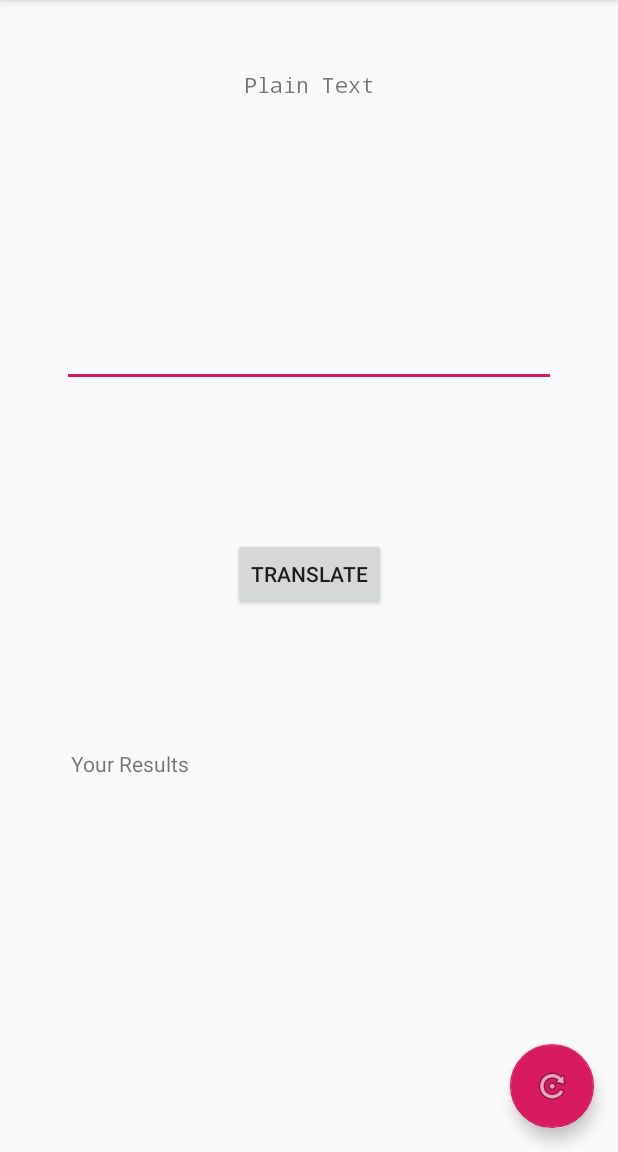
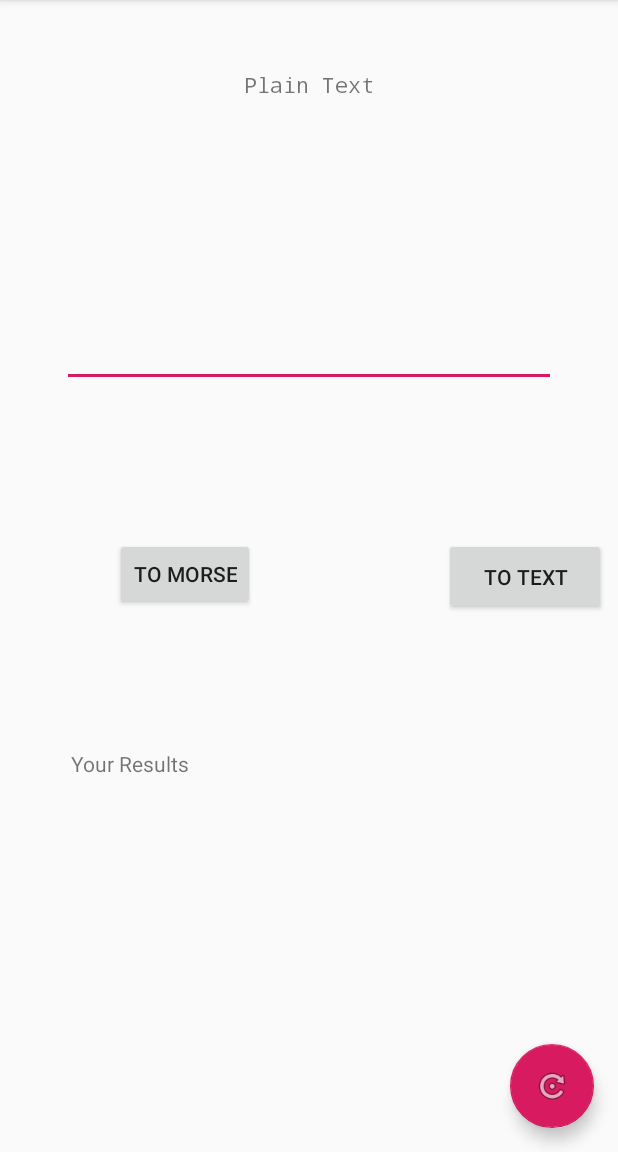
Before and after one commit to MrPintoo/MorseCode, an Android app: the screen it shows after launch (MainActivity), on a phone screen of 412 x 824 dp, the part 84-1236 px from its top. Run offline under Robolectric (Android 15) with nearby library versions, the phone set to English and light mode, and no system bars.

Commit message:
Translation works, Text-To-Morse & Morse-To-Text

```diff
--- a/app/build.gradle
+++ b/app/build.gradle
@@ -25,7 +25,6 @@ dependencies {
     implementation 'com.android.support.constraint:constraint-layout:1.1.3'
     implementation 'com.google.code.gson:gson:2.8.5'
     implementation 'com.squareup.okhttp3:okhttp:3.11.0'
-//    implementation 'org.apache'
     testImplementation 'junit:junit:4.12'
     androidTestImplementation 'com.android.support.test:runner:1.0.2'
     androidTestImplementation 'com.android.support.test.espresso:espresso-core:3.0.2'
--- a/app/src/main/java/com/myapplication/MainActivity.java
+++ b/app/src/main/java/com/myapplication/MainActivity.java
@@ -16,11 +16,18 @@ import android.widget.Button;
 import android.widget.EditText;
 import android.widget.TextView;
 
+import com.myapplication.models.ConversionModel;
+import com.myapplication.networks.HTTPAsyncTask;
+import com.myapplication.networks.TextToMorseAsyncTask;
+
 public class MainActivity extends AppCompatActivity implements NavigationView.OnNavigationItemSelectedListener {
 
-    private Button buttonConvert;
+    private Button toMorseButton;
+    private Button toTextButton;
     private EditText inputToConvert;
     private TextView convertedText;
+
+    ConversionModel model;
 
     @Override
     protected void onCreate(Bundle savedInstanceState) {
@@ -30,6 +37,20 @@ public class MainActivity extends AppCompatActivity implements NavigationView.On
         Toolbar toolbar = (Toolbar) findViewById(R.id.toolbar);
         setSupportActionBar(toolbar);
 
+
+
+        /************************************************/
+        /** Retrieve text_to_morse JSON with HTTP call **/
+        HTTPAsyncTask task = new HTTPAsyncTask();
+        task.setHTTPListener(new HTTPAsyncTask.HTTPListener() {
+            @Override
+            public void onHTTPCallback(ConversionModel response) {
+                model = response;
+            }
+        });
+        task.execute(getString(R.string.textToMorseAPI), getString(R.string.morseToTextAPI));
+        /************************************************/
+
         FloatingActionButton fab = (FloatingActionButton) findViewById(R.id.fab);
         fab.setOnClickListener(new View.OnClickListener() {
             @Override
@@ -38,25 +59,46 @@ public class MainActivity extends AppCompatActivity implements NavigationView.On
             }
         });
 
-        buttonConvert = (Button) findViewById(R.id.conversion_button);
+        /*********************************************************************************/
+        /**                          TextToMorse Conversion Process                     **/
+        toMorseButton = (Button) findViewById(R.id.to_morse_button);
         inputToConvert = (EditText) findViewById(R.id.input_editText);
         convertedText = (TextView) findViewById(R.id.converted_text);
+        toTextButton = (Button) findViewById(R.id.to_text_button);
 
-        buttonConvert.setOnClickListener(new View.OnClickListener() {
+        toMorseButton.setOnClickListener(new View.OnClickListener() {
             @Override
             public void onClick(View v) {
-                ConversionAsyncTask task = new ConversionAsyncTask();
-
-                task.setConversionListener(new ConversionAsyncTask.ConversionListener() {
+                TextToMorseAsyncTask task = new TextToMorseAsyncTask();
+                task.setConversionListener(new TextToMorseAsyncTask.ConversionListener() {
                     @Override
                     public void onConversionCallback(String response) {
-                        convertedText.setText(response);
+                        model.setOutput(response);
+                        convertedText.setText(model.getOutput());
                     }
                 });
-                String searchTerm = inputToConvert.getText().toString();
-                task.execute(searchTerm);
+                model.setInput(inputToConvert.getText().toString());
+                task.execute(model.getInput(), model.getTextToMorseURL());
             }
         });
+
+        toTextButton.setOnClickListener(new View.OnClickListener() {
+            @Override
+            public void onClick(View v) {
+                TextToMorseAsyncTask task = new TextToMorseAsyncTask();
+                task.setConversionListener(new TextToMorseAsyncTask.ConversionListener() {
+                    @Override
+                    public void onConversionCallback(String response) {
+                        model.setOutput(response);
+                        convertedText.setText(model.getOutput());
+                    }
+                });
+                model.setInput(inputToConvert.getText().toString());
+                task.execute(model.getInput(), model.getMorseToTextURL());
+            }
+        });
+
+        /************************************************************************************/
 
         DrawerLayout drawer = (DrawerLayout) findViewById(R.id.drawer_layout);
         ActionBarDrawerToggle toggle = new ActionBarDrawerToggle(
--- /dev/null
+++ b/app/src/main/java/com/myapplication/models/ConversionModel.java
@@ -0,0 +1,32 @@
+package com.myapplication.models;
+
+public class ConversionModel {
+    private String input;
+    private String output;
+    private String textToMorseURL;
+    private String morseToTextURL;
+
+    public String getMorseToTextURL() { return morseToTextURL; }
+
+    public void setMorseToTextURL(String morseToTextURL) { this.morseToTextURL = morseToTextURL; }
+
+    public String getTextToMorseURL() { return textToMorseURL; }
+
+    public void setTextToMorseURL(String json) { this.textToMorseURL = json; }
+
+    public String getOutput() {
+        return output;
+    }
+
+    public void setOutput(String output) {
+        this.output = output;
+    }
+
+    public String getInput() {
+        return input;
+    }
+
+    public void setInput(String input) {
+        this.input = input;
+    }
+}
--- a/app/src/main/java/com/myapplication/API.java
+++ b/app/src/main/java/com/myapplication/networks/API.java
@@ -1,4 +1,4 @@
-package com.myapplication;
+package com.myapplication.networks;
 // request MorseCode API
 
 import android.util.Log;
@@ -12,10 +12,10 @@ import okhttp3.Response;
 
 public class API {
 
-    private static final String TAG = "RecipeSearchHelper";
-    private static final String baseApiUrl = "https://api.myjson.com/bins/18p7gk";
+    private static final String TAG = "HTTPCall";
+//    private static final String baseApiUrl = "https://api.myjson.com/bins/18p7gk";
 
-    public static String httpCall() throws IOException {
+    public static String httpCall(String baseApiUrl) throws IOException {
 
         OkHttpClient client = new OkHttpClient();
 
@@ -35,7 +35,7 @@ public class API {
             }
         } catch (IOException e) {
             // log the error to the console window (logcat)
-            Log.e(TAG, "searchRecipes: ", e);
+            Log.e(TAG, "searchJSON: ", e);
         }
         return null;
     }
--- /dev/null
+++ b/app/src/main/java/com/myapplication/networks/HTTPAsyncTask.java
@@ -0,0 +1,46 @@
+package com.myapplication.networks;
+
+import android.os.AsyncTask;
+
+import com.myapplication.models.ConversionModel;
+
+import java.io.IOException;
+
+
+public class HTTPAsyncTask extends AsyncTask<String, Void, ConversionModel> {
+
+    private ConversionModel model = new ConversionModel();
+    private HTTPListener http;
+
+    @Override
+    protected ConversionModel doInBackground(String... params) {
+
+        String textToMorse = params[0];
+        String morseToText = params[1];
+
+        try {
+            textToMorse = API.httpCall(textToMorse);
+            morseToText = API.httpCall(morseToText);
+            model.setTextToMorseURL(textToMorse);
+            model.setMorseToTextURL(morseToText);
+            return model;
+        } catch (IOException e) {
+            e.printStackTrace();
+        }
+
+        return null;
+    }
+
+    @Override
+    protected void onPostExecute(ConversionModel result) {
+        super.onPostExecute(result);
+        http.onHTTPCallback(result);
+    }
+
+    public interface HTTPListener {
+        void onHTTPCallback(ConversionModel response);
+    }
+
+    public void setHTTPListener(HTTPListener listener) { this.http = listener; }
+
+}
--- a/app/src/main/res/layout/content_main.xml
+++ b/app/src/main/res/layout/content_main.xml
@@ -45,10 +45,27 @@
         app:layout_constraintVertical_bias="0.053" />
 
     <Button
-        android:id="@+id/conversion_button"
+        android:id="@+id/to_morse_button"
         android:layout_width="wrap_content"
         android:layout_height="wrap_content"
-        android:text="translate"
+        android:layout_marginBottom="8dp"
+        android:layout_marginEnd="8dp"
+        android:layout_marginLeft="8dp"
+        android:layout_marginRight="8dp"
+        android:layout_marginStart="8dp"
+        android:layout_marginTop="8dp"
+        android:text="to morse"
+        app:layout_constraintBottom_toBottomOf="parent"
+        app:layout_constraintEnd_toEndOf="parent"
+        app:layout_constraintHorizontal_bias="0.227"
+        app:layout_constraintStart_toStartOf="parent"
+        app:layout_constraintTop_toTopOf="parent"
+        app:layout_constraintVertical_bias="0.498" />
+
+    <Button
+        android:id="@+id/to_text_button"
+        android:layout_width="108dp"
+        android:layout_height="51dp"
         android:layout_marginBottom="8dp"
         android:layout_marginEnd="8dp"
         android:layout_marginLeft="8dp"
@@ -57,9 +74,9 @@
         android:layout_marginTop="8dp"
         app:layout_constraintBottom_toBottomOf="parent"
         app:layout_constraintEnd_toEndOf="parent"
-        app:layout_constraintStart_toStartOf="parent"
+        app:layout_constraintStart_toEndOf="@+id/conversion_button"
         app:layout_constraintTop_toTopOf="parent"
-        app:layout_constraintVertical_bias="0.498" />
+        android:text="To text"/>
 
     <TextView
         android:id="@+id/converted_text"
--- /dev/null
+++ b/app/src/main/res/values/httpCalls.xml
@@ -0,0 +1,5 @@
+<?xml version="1.0" encoding="utf-8"?>
+<resources>
+    <string name="textToMorseAPI">https://api.myjson.com/bins/1g3r7s</string>
+    <string name="morseToTextAPI">https://api.myjson.com/bins/1bzv54</string>
+</resources>
```
Also changed, not shown: app/src/main/java/com/myapplication/ConversionModel.java (deleted, +0 -25 lines), app/src/main/java/com/myapplication/MorseParser.java (deleted, +0 -35 lines), app/src/main/java/com/myapplication/networks/TextToMorseAsyncTask.java (renamed from app/src/main/java/com/myapplication/ConversionAsyncTask.java, +11 -13 lines), app/src/main/java/com/myapplication/utilities/MorseParser.java (added, +84 -0 lines).
